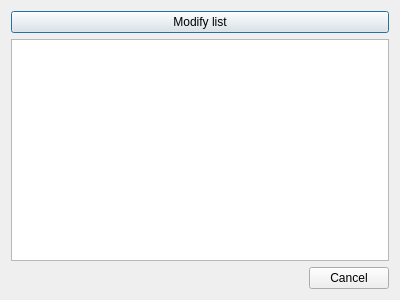
Old version of the form zouba/src/gui/favoriteselectiondialog.ui in the repository nikobockerman/AtoBe.
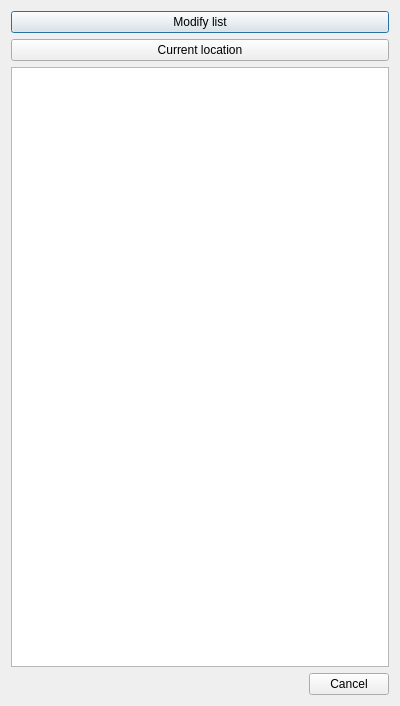
New version of the form.

Commit message: Ui support added for GpsLocation. Menu with button to toggle gps on or off and button in FavoriteSelectionDialog to enable the use of gps location.

The edit to the form file:
```diff
--- a/zouba/src/gui/favoriteselectiondialog.ui
+++ b/zouba/src/gui/favoriteselectiondialog.ui
@@ -22,7 +22,24 @@
     </widget>
    </item>
    <item>
-    <widget class="QListWidget" name="locations"/>
+    <widget class="QPushButton" name="gps_button">
+     <property name="enabled">
+      <bool>true</bool>
+     </property>
+     <property name="text">
+      <string>Current location</string>
+     </property>
+    </widget>
+   </item>
+   <item>
+    <widget class="QListWidget" name="locations">
+     <property name="minimumSize">
+      <size>
+       <width>0</width>
+       <height>600</height>
+      </size>
+     </property>
+    </widget>
    </item>
    <item>
     <widget class="QDialogButtonBox" name="buttonBox">
```
Left out of the diff: 8 changed lines with no effect on the pictures. The commit also changes 6 other files.
